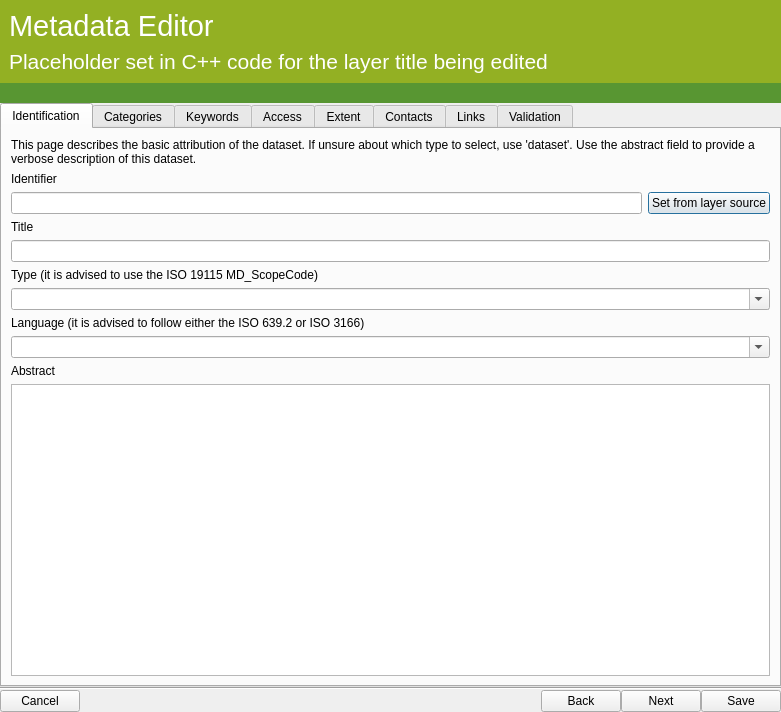
This is src/ui/qgsmetadatawizard.ui in qgis/QGIS as Qt 5 draws it before an edit. The edited form follows.
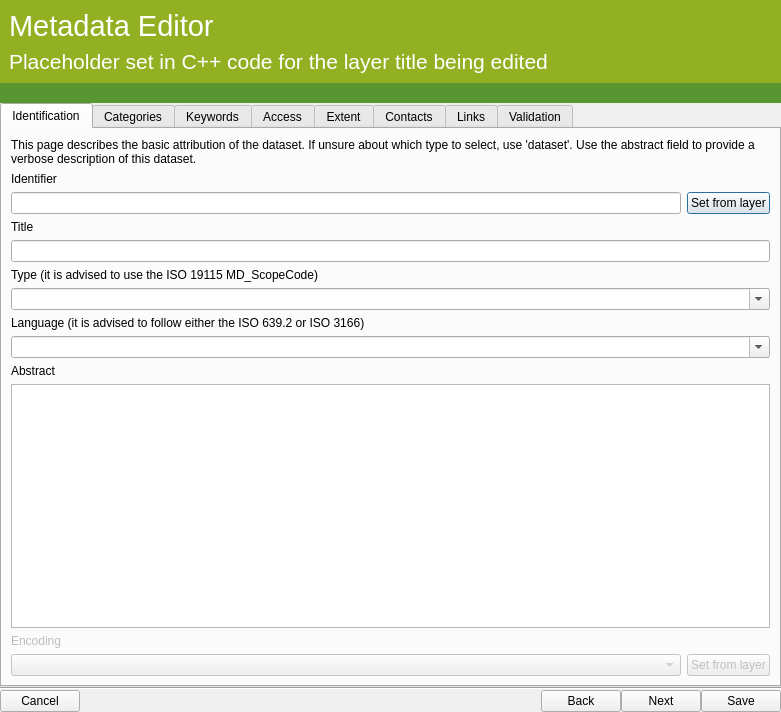
This is the edited form. The open tabs and pages were chosen to show the change. Icons and pictures are not drawn. Custom widgets are drawn as their Qt base class.

Commit message: encoding and help text

```diff
--- a/src/ui/qgsmetadatawizard.ui
+++ b/src/ui/qgsmetadatawizard.ui
@@ -121,7 +121,7 @@
          <item>
           <widget class="QPushButton" name="btnAutoSource">
            <property name="text">
-            <string>Set from layer source</string>
+            <string>Set from layer</string>
            </property>
           </widget>
          </item>
@@ -195,6 +195,61 @@
          </property>
         </widget>
        </item>
+       <item>
+        <widget class="QFrame" name="encodingFrame">
+         <property name="enabled">
+          <bool>false</bool>
+         </property>
+         <property name="frameShape">
+          <enum>QFrame::NoFrame</enum>
+         </property>
+         <property name="frameShadow">
+          <enum>QFrame::Raised</enum>
+         </property>
+         <layout class="QVBoxLayout" name="verticalLayout_13">
+          <property name="leftMargin">
+           <number>0</number>
+          </property>
+          <property name="topMargin">
+           <number>0</number>
+          </property>
+          <property name="rightMargin">
+           <number>0</number>
+          </property>
+          <property name="bottomMargin">
+           <number>0</number>
+          </property>
+          <item>
+           <widget class="QLabel" name="label_24">
+            <property name="text">
+             <string>Encoding</string>
+            </property>
+           </widget>
+          </item>
+          <item>
+           <layout class="QHBoxLayout" name="horizontalLayout_8">
+            <item>
+             <widget class="QComboBox" name="comboBox">
+              <property name="sizePolicy">
+               <sizepolicy hsizetype="Expanding" vsizetype="Fixed">
+                <horstretch>0</horstretch>
+                <verstretch>0</verstretch>
+               </sizepolicy>
+              </property>
+             </widget>
+            </item>
+            <item>
+             <widget class="QPushButton" name="btnAutoEncoding">
+              <property name="text">
+               <string>Set from layer</string>
+              </property>
+             </widget>
+            </item>
+           </layout>
+          </item>
+         </layout>
+        </widget>
+       </item>
       </layout>
      </widget>
      <widget class="QWidget" name="tabCategoriesDialog">
```
Left out of the diff: 97 changed lines with no effect on the pictures. Lines whose indentation alone changed are shown as unchanged. The commit also changes 1 other file.
